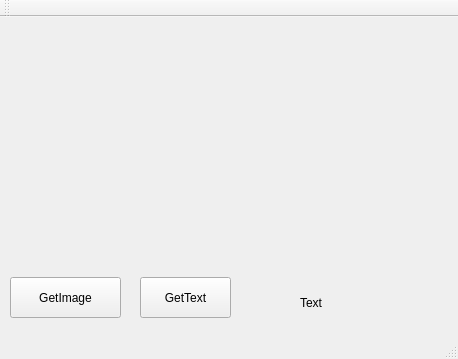
The window that serverGUI/mainwindow.ui (maksimlepel/TCPqt) describes before a commit, drawn with Qt 5.
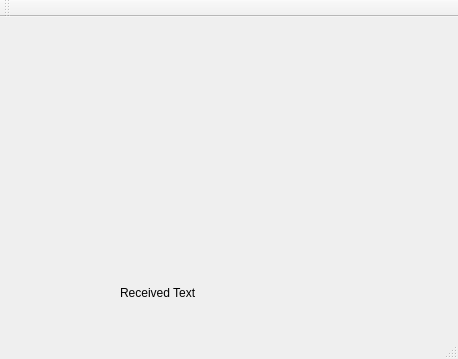
The same window after the commit.

```diff
--- a/serverGUI/mainwindow.ui
+++ b/serverGUI/mainwindow.ui
@@ -27,43 +27,17 @@
      <string/>
     </property>
    </widget>
-   <widget class="QPushButton" name="pushButton">
-    <property name="geometry">
-     <rect>
-      <x>10</x>
-      <y>260</y>
-      <width>111</width>
-      <height>41</height>
-     </rect>
-    </property>
-    <property name="text">
-     <string>GetImage</string>
-    </property>
-   </widget>
-   <widget class="QPushButton" name="pushButton_2">
-    <property name="geometry">
-     <rect>
-      <x>140</x>
-      <y>260</y>
-      <width>91</width>
-      <height>41</height>
-     </rect>
-    </property>
-    <property name="text">
-     <string>GetText</string>
-    </property>
-   </widget>
    <widget class="QLabel" name="label_2">
     <property name="geometry">
      <rect>
-      <x>300</x>
-      <y>270</y>
+      <x>120</x>
+      <y>260</y>
       <width>101</width>
       <height>31</height>
      </rect>
     </property>
     <property name="text">
-     <string>Text</string>
+     <string>Received Text</string>
     </property>
    </widget>
   </widget>
```
